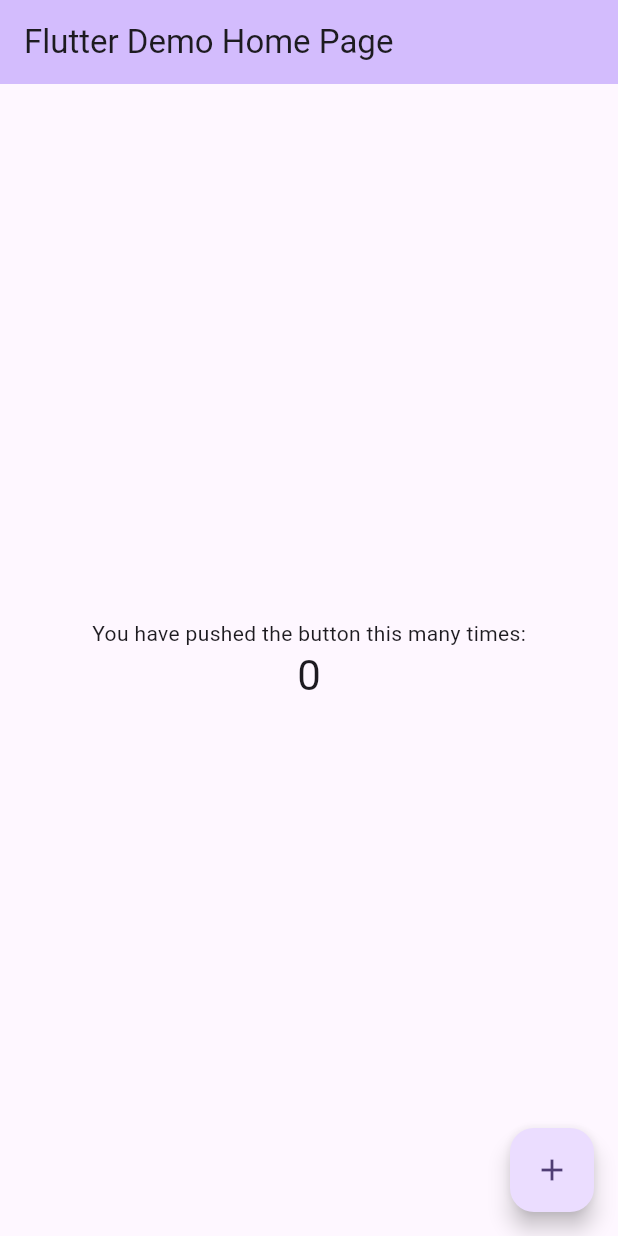
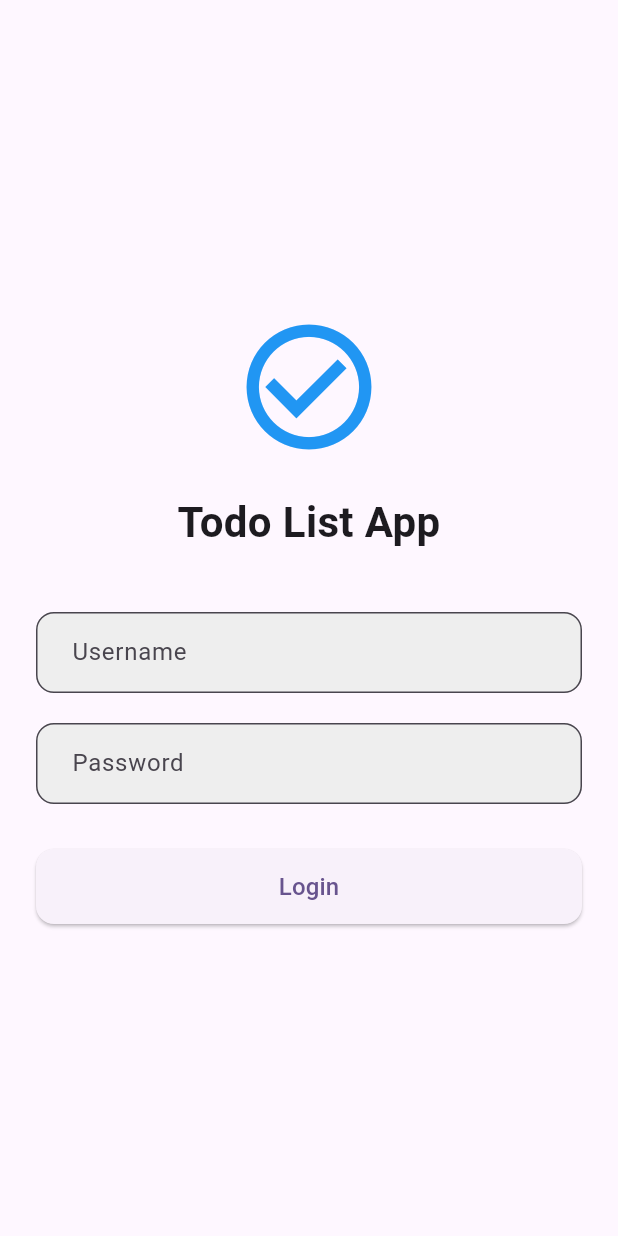
Before and after one commit to AlvinoAditiya/Todo-List-App-with-Category, a Flutter app: the screen it shows after launch, on a phone screen of 412 x 824 dp. Run offline on Flutter 3.47's test engine with Material 3 defaults, Android fonts, the phone set to English and light mode, and no system bars; our stand-ins replace get.

Commit message:
login Page

```diff
--- a/lib/main.dart
+++ b/lib/main.dart
@@ -1,4 +1,6 @@
 import 'package:flutter/material.dart';
+import 'package:get/get.dart';
+import 'pages/login_page.dart';
 
 void main() {
   runApp(const MyApp());
@@ -7,116 +9,16 @@ void main() {
 class MyApp extends StatelessWidget {
   const MyApp({super.key});
 
-  // This widget is the root of your application.
   @override
   Widget build(BuildContext context) {
-    return MaterialApp(
-      title: 'Flutter Demo',
+    return GetMaterialApp(
+      debugShowCheckedModeBanner: false,
+      title: 'Todo List App',
       theme: ThemeData(
-        // This is the theme of your application.
-        //
-        // TRY THIS: Try running your application with "flutter run". You'll see
-        // the application has a purple toolbar. Then, without quitting the app,
-        // try changing the seedColor in the colorScheme below to Colors.green
-        // and then invoke "hot reload" (save your changes or press the "hot
-        // reload" button in a Flutter-supported IDE, or press "r" if you used
-        // the command line to start the app).
-        //
-        // Notice that the counter didn't reset back to zero; the application
-        // state is not lost during the reload. To reset the state, use hot
-        // restart instead.
-        //
-        // This works for code too, not just values: Most code changes can be
-        // tested with just a hot reload.
         colorScheme: ColorScheme.fromSeed(seedColor: Colors.deepPurple),
+        useMaterial3: true,
       ),
-      home: const MyHomePage(title: 'Flutter Demo Home Page'),
+      home: LoginPage(),
     );
   }
 }
-
-class MyHomePage extends StatefulWidget {
-  const MyHomePage({super.key, required this.title});
-
-  // This widget is the home page of your application. It is stateful, meaning
-  // that it has a State object (defined below) that contains fields that affect
-  // how it looks.
-
-  // This class is the configuration for the state. It holds the values (in this
-  // case the title) provided by the parent (in this case the App widget) and
-  // used by the build method of the State. Fields in a Widget subclass are
-  // always marked "final".
-
-  final String title;
-
-  @override
-  State<MyHomePage> createState() => _MyHomePageState();
-}
-
-class _MyHomePageState extends State<MyHomePage> {
-  int _counter = 0;
-
-  void _incrementCounter() {
-    setState(() {
-      // This call to setState tells the Flutter framework that something has
-      // changed in this State, which causes it to rerun the build method below
-      // so that the display can reflect the updated values. If we changed
-      // _counter without calling setState(), then the build method would not be
-      // called again, and so nothing would appear to happen.
-      _counter++;
-    });
-  }
-
-  @override
-  Widget build(BuildContext context) {
-    // This method is rerun every time setState is called, for instance as done
-    // by the _incrementCounter method above.
-    //
-    // The Flutter framework has been optimized to make rerunning build methods
-    // fast, so that you can just rebuild anything that needs updating rather
-    // than having to individually change instances of widgets.
-    return Scaffold(
-      appBar: AppBar(
-        // TRY THIS: Try changing the color here to a specific color (to
-        // Colors.amber, perhaps?) and trigger a hot reload to see the AppBar
-        // change color while the other colors stay the same.
-        backgroundColor: Theme.of(context).colorScheme.inversePrimary,
-        // Here we take the value from the MyHomePage object that was created by
-        // the App.build method, and use it to set our appbar title.
-        title: Text(widget.title),
-      ),
-      body: Center(
-        // Center is a layout widget. It takes a single child and positions it
-        // in the middle of the parent.
-        child: Column(
-          // Column is also a layout widget. It takes a list of children and
-          // arranges them vertically. By default, it sizes itself to fit its
-          // children horizontally, and tries to be as tall as its parent.
-          //
-          // Column has various properties to control how it sizes itself and
-          // how it positions its children. Here we use mainAxisAlignment to
-          // center the children vertically; the main axis here is the vertical
-          // axis because Columns are vertical (the cross axis would be
-          // horizontal).
-          //
-          // TRY THIS: Invoke "debug painting" (choose the "Toggle Debug Paint"
-          // action in the IDE, or press "p" in the console), to see the
-          // wireframe for each widget.
-          mainAxisAlignment: MainAxisAlignment.center,
-          children: <Widget>[
-            const Text('You have pushed the button this many times:'),
-            Text(
-              '$_counter',
-              style: Theme.of(context).textTheme.headlineMedium,
-            ),
-          ],
-        ),
-      ),
-      floatingActionButton: FloatingActionButton(
-        onPressed: _incrementCounter,
-        tooltip: 'Increment',
-        child: const Icon(Icons.add),
-      ), // This trailing comma makes auto-formatting nicer for build methods.
-    );
-  }
-}
--- /dev/null
+++ b/lib/pages/dashboard_page.dart
@@ -0,0 +1,18 @@
+import 'package:flutter/material.dart';
+
+class DashboardPage extends StatelessWidget {
+  const DashboardPage({super.key});
+
+  @override
+  Widget build(BuildContext context) {
+    return Scaffold(
+      appBar: AppBar(title: const Text("Dashboard")),
+      body: const Center(
+        child: Text(
+          "Selamat Datang di Dashboard!",
+          style: TextStyle(fontSize: 20, fontWeight: FontWeight.bold),
+        ),
+      ),
+    );
+  }
+}
--- /dev/null
+++ b/lib/pages/login_page.dart
@@ -0,0 +1,76 @@
+import 'package:flutter/material.dart';
+import 'package:get/get.dart';
+import '../widgets/custom_textfield.dart';
+import '../widgets/custom_button.dart';
+import 'dashboard_page.dart';
+
+class LoginPage extends StatelessWidget {
+  LoginPage({super.key});
+
+  final TextEditingController usernameC = TextEditingController();
+  final TextEditingController passwordC = TextEditingController();
+
+  void login() {
+  String username = usernameC.text.trim();
+  String password = passwordC.text.trim();
+
+  if (username == "alvino" && password == "12345") {
+    Get.offAll(() => const DashboardPage());
+  } else {
+    Get.snackbar(
+      "Login Gagal",
+      "Username atau Password salah",
+      backgroundColor: Colors.redAccent,
+      colorText: Colors.white,
+      snackPosition: SnackPosition.BOTTOM,
+    );
+  }
+}
+
+
+  @override
+  Widget build(BuildContext context) {
+    return Scaffold(
+      body: Padding(
+        padding: const EdgeInsets.all(24.0),
+        child: Center(
+          child: SingleChildScrollView(
+            child: Column(
+              crossAxisAlignment: CrossAxisAlignment.stretch,
+              children: [
+                const Icon(Icons.check_circle_outline,
+                    size: 100, color: Colors.blue),
+                const SizedBox(height: 20),
+                const Text(
+                  "Todo List App",
+                  textAlign: TextAlign.center,
+                  style: TextStyle(fontSize: 28, fontWeight: FontWeight.bold),
+                ),
+                const SizedBox(height: 40),
+
+                CustomTextField(
+                  hint: "Username",
+                  controller: usernameC,
+                ),
+                const SizedBox(height: 20),
+
+                CustomTextField(
+                  hint: "Password",
+                  controller: passwordC,
+                  isPassword: true,
+                ),
+                const SizedBox(height: 30),
+
+                CustomButton(
+                text: "Login",
+              onPressed: login,
+          ),
+
+              ],
+            ),
+          ),
+        ),
+      ),
+    );
+  }
+}
--- /dev/null
+++ b/lib/widgets/custom_button.dart
@@ -0,0 +1,26 @@
+import 'package:flutter/material.dart';
+
+class CustomButton extends StatelessWidget {
+  final String text;
+  final VoidCallback onPressed;
+
+  const CustomButton({
+    super.key,
+    required this.text,
+    required this.onPressed,
+  });
+
+  @override
+  Widget build(BuildContext context) {
+    return ElevatedButton(
+      style: ElevatedButton.styleFrom(
+        minimumSize: const Size(double.infinity, 50),
+        shape: RoundedRectangleBorder(
+          borderRadius: BorderRadius.circular(12),
+        ),
+      ),
+      onPressed: onPressed,
+      child: Text(text, style: const TextStyle(fontSize: 16)),
+    );
+  }
+}
--- /dev/null
+++ b/lib/widgets/custom_textfield.dart
@@ -0,0 +1,35 @@
+import 'package:flutter/material.dart';
+import 'package:flutter/services.dart';
+
+class CustomTextField extends StatelessWidget {
+  final String hint;
+  final bool isPassword;
+  final TextEditingController controller;
+
+  const CustomTextField({
+    super.key,
+    required this.hint,
+    required this.controller,
+    this.isPassword = false,
+  });
+
+  @override
+  Widget build(BuildContext context) {
+    return TextField(
+      controller: controller,
+      obscureText: isPassword,
+      //agar bisa dimasukkin angka saja
+      keyboardType: isPassword ? TextInputType.number : TextInputType.text,
+      inputFormatters: isPassword ? [FilteringTextInputFormatter.digitsOnly] : [],
+      decoration: InputDecoration(
+        hintText: hint,
+        contentPadding: const EdgeInsets.symmetric(vertical: 15, horizontal: 20),
+        border: OutlineInputBorder(
+          borderRadius: BorderRadius.circular(12),
+        ),
+        filled: true,
+        fillColor: Colors.grey[200],
+      ),
+    );
+  }
+}
--- a/pubspec.yaml
+++ b/pubspec.yaml
@@ -30,6 +30,8 @@ environment:
 dependencies:
   flutter:
     sdk: flutter
+  get: ^4.6.6
+
 
   # The following adds the Cupertino Icons font to your application.
   # Use with the CupertinoIcons class for iOS style icons.
```
Also changed, not shown: pubspec.lock.
